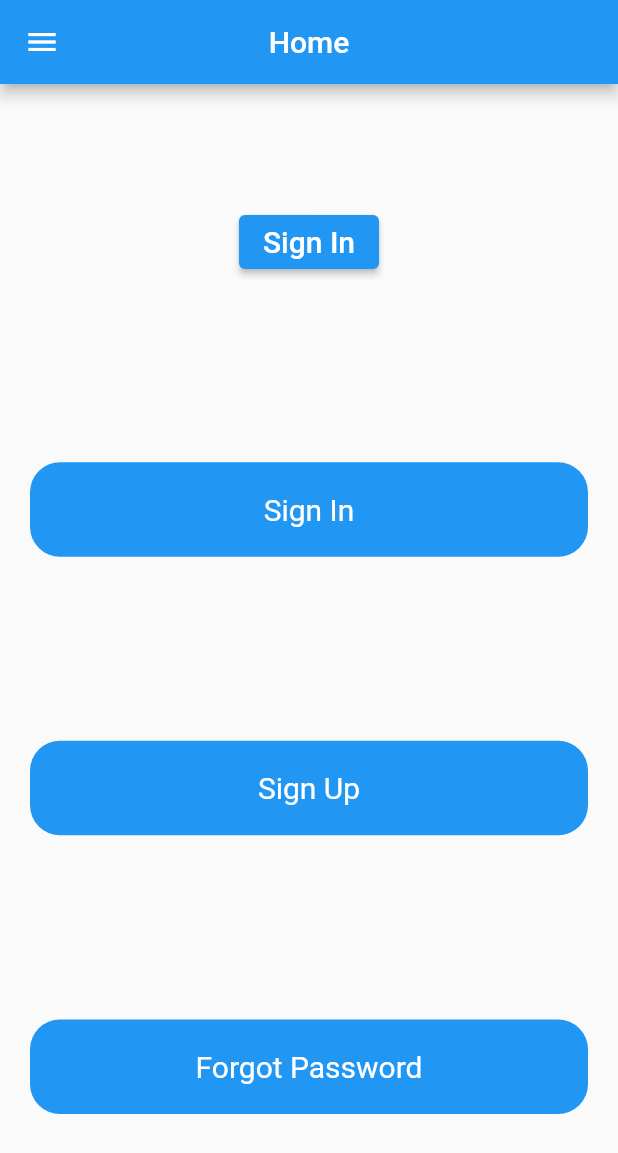
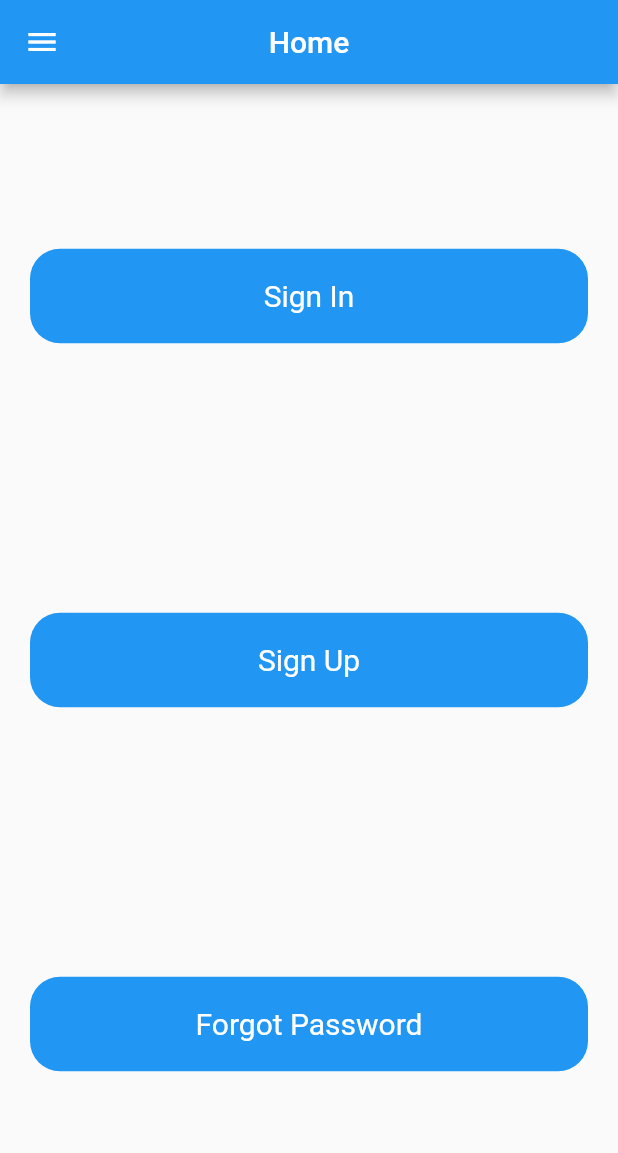
Before and after one commit to Akinyeleib/nike-sneakers-store-app-old, a Flutter app: the screen it shows after launch, after a tap on "Sign In", on a phone screen of 412 x 824 dp. Shown: the top 1153 px of the screen. Run offline on Flutter 3.47's test engine with Material 2 defaults, Android fonts, the phone set to English and light mode, and no system bars.

Commit message:
navigation refactors

```diff
--- a/lib/forgot_password.dart
+++ b/lib/forgot_password.dart
@@ -44,7 +44,7 @@ class _ForgotPasswordState extends State<ForgotPassword> {
                     ),
                   ),
                   const Text(
-                    "ForgotPassword Account",
+                    "Forgot Password",
                     style: TextStyle(
                       fontSize: 30,
                     ),
--- a/lib/home.dart
+++ b/lib/home.dart
@@ -26,28 +26,6 @@ class _HomePageState extends State<HomePage> {
             mainAxisAlignment: MainAxisAlignment.spaceAround,
             crossAxisAlignment: CrossAxisAlignment.center,
             children: [
-              ElevatedButton(
-                onPressed: () {
-                  print("Tapped");
-                  // Navigator.push(
-                  //   context,
-                  //   MaterialPageRoute(builder: (context) => const Register()),
-                  // );
-                  Navigator.push(
-                    context,
-                    MaterialPageRoute(
-                      builder: (context) => const Register(),
-                    ),
-                  );
-                },
-                child: const Text(
-                  "Sign In",
-                  style: TextStyle(
-                    color: Colors.white,
-                    fontSize: 20,
-                  ),
-                ),
-              ),
               InkWell(
                 child: Container(
                   width: double.infinity,
--- a/lib/signup.dart
+++ b/lib/signup.dart
@@ -27,11 +27,6 @@ class _RegisterState extends State<Register> {
     return MaterialApp(
       debugShowCheckedModeBanner: false,
       home: Scaffold(
-        appBar: AppBar(
-          title: const Text("Home "),
-          centerTitle: true,
-        ),
-        drawer: SideBar(),
         body: Container(
           margin: const EdgeInsets.symmetric(
             vertical: 10,
```
Also changed, not shown: lib/signin.dart (+22 -0 lines).
